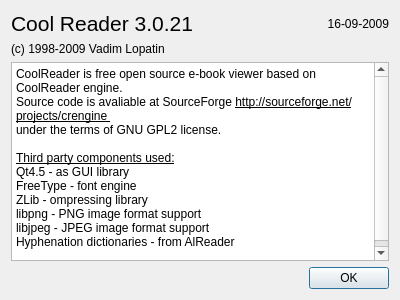
Before: the Qt Designer form trunk/src/aboutdlg.ui in buggins/coolreader, drawn with Qt 5.
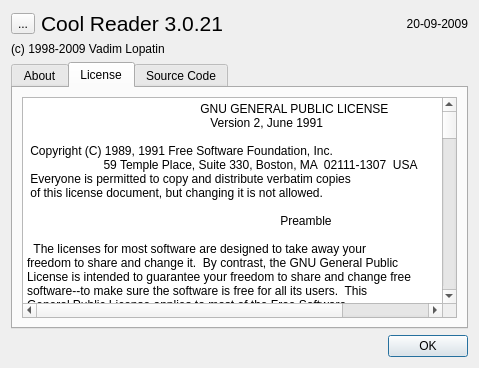
After: the same form once the commit is applied. The open tabs and pages were chosen to show the change. Icons and pictures are not drawn.

The edit to the form file:
```diff
--- a/trunk/src/aboutdlg.ui
+++ b/trunk/src/aboutdlg.ui
@@ -6,8 +6,8 @@
    <rect>
     <x>0</x>
     <y>0</y>
-    <width>400</width>
-    <height>300</height>
+    <width>479</width>
+    <height>368</height>
    </rect>
   </property>
   <property name="windowTitle">
@@ -18,6 +18,17 @@
     <layout class="QVBoxLayout" name="verticalLayout">
      <item>
       <layout class="QHBoxLayout" name="horizontalLayout_2">
+       <item>
+        <widget class="QToolButton" name="btnSite">
+         <property name="text">
+          <string>...</string>
+         </property>
+         <property name="icon">
+          <iconset>
+           <normaloff>:/icons/action/icons/coolreader.png</normaloff>:/icons/action/icons/coolreader.png</iconset>
+         </property>
+        </widget>
+       </item>
        <item>
         <widget class="QLabel" name="label">
          <property name="font">
@@ -33,7 +44,7 @@
        <item>
         <widget class="QLabel" name="label_3">
          <property name="text">
-          <string>16-09-2009</string>
+          <string>20-09-2009</string>
          </property>
          <property name="alignment">
           <set>Qt::AlignRight|Qt::AlignTrailing|Qt::AlignVCenter</set>
@@ -50,14 +61,22 @@
       </widget>
      </item>
      <item>
-      <layout class="QHBoxLayout" name="horizontalLayout_3">
-       <item>
-        <widget class="QTextBrowser" name="textBrowser">
-         <property name="accessibleName">
-          <string>About Cool Reader</string>
-         </property>
-         <property name="html">
-          <string>&lt;!DOCTYPE HTML PUBLIC &quot;-//W3C//DTD HTML 4.0//EN&quot; &quot;http://www.w3.org/TR/REC-html40/strict.dtd&quot;&gt;
+      <widget class="QTabWidget" name="tabWidget">
+       <property name="currentIndex">
+        <number>0</number>
+       </property>
+       <widget class="QWidget" name="tabMain">
+        <attribute name="title">
+         <string>About</string>
+        </attribute>
+        <layout class="QHBoxLayout" name="horizontalLayout">
+         <item>
+          <widget class="QTextBrowser" name="textBrowser">
+           <property name="accessibleName">
+            <string>About Cool Reader</string>
+           </property>
+           <property name="html">
+            <string>&lt;!DOCTYPE HTML PUBLIC &quot;-//W3C//DTD HTML 4.0//EN&quot; &quot;http://www.w3.org/TR/REC-html40/strict.dtd&quot;&gt;
 &lt;html&gt;&lt;head&gt;&lt;meta name=&quot;qrichtext&quot; content=&quot;1&quot; /&gt;&lt;style type=&quot;text/css&quot;&gt;
 p, li { white-space: pre-wrap; }
 &lt;/style&gt;&lt;/head&gt;&lt;body style=&quot; font-family:'MS Shell Dlg 2'; font-size:8.25pt; font-weight:400; font-style:normal;&quot;&gt;
@@ -73,10 +92,341 @@
 &lt;p style=&quot; margin-top:0px; margin-bottom:0px; margin-left:0px; margin-right:0px; -qt-block-indent:0; text-indent:0px;&quot;&gt;&lt;span style=&quot; font-family:'DejaVu Sans'; font-size:9pt;&quot;&gt;libjpeg - JPEG image format support&lt;/span&gt;&lt;/p&gt;
 &lt;p style=&quot; margin-top:0px; margin-bottom:0px; margin-left:0px; margin-right:0px; -qt-block-indent:0; text-indent:0px;&quot;&gt;&lt;span style=&quot; font-family:'DejaVu Sans'; font-size:9pt;&quot;&gt;Hyphenation dictionaries - from AlReader&lt;/span&gt;&lt;/p&gt;
 &lt;p style=&quot;-qt-paragraph-type:empty; margin-top:0px; margin-bottom:0px; margin-left:0px; margin-right:0px; -qt-block-indent:0; text-indent:0px; font-family:'DejaVu Sans'; font-size:9pt;&quot;&gt;&lt;/p&gt;&lt;/body&gt;&lt;/html&gt;</string>
-         </property>
-        </widget>
-       </item>
-      </layout>
+           </property>
+          </widget>
+         </item>
+        </layout>
+       </widget>
+       <widget class="QWidget" name="tabLicense">
+        <attribute name="title">
+         <string>License</string>
+        </attribute>
+        <layout class="QVBoxLayout" name="verticalLayout_3">
+         <item>
+          <widget class="QPlainTextEdit" name="plainTextEdit">
+           <property name="verticalScrollBarPolicy">
+            <enum>Qt::ScrollBarAlwaysOn</enum>
+           </property>
+           <property name="horizontalScrollBarPolicy">
+            <enum>Qt::ScrollBarAsNeeded</enum>
+           </property>
+           <property name="lineWrapMode">
+            <enum>QPlainTextEdit::NoWrap</enum>
+           </property>
+           <property name="plainText">
+            <string>		    GNU GENERAL PUBLIC LICENSE
+		       Version 2, June 1991
+
+ Copyright (C) 1989, 1991 Free Software Foundation, Inc.
+                       59 Temple Place, Suite 330, Boston, MA  02111-1307  USA
+ Everyone is permitted to copy and distribute verbatim copies
+ of this license document, but changing it is not allowed.
+
+			    Preamble
+
+  The licenses for most software are designed to take away your
+freedom to share and change it.  By contrast, the GNU General Public
+License is intended to guarantee your freedom to share and change free
+software--to make sure the software is free for all its users.  This
+General Public License applies to most of the Free Software
+Foundation's software and to any other program whose authors commit to
+using it.  (Some other Free Software Foundation software is covered by
+the GNU Library General Public License instead.)  You can apply it to
+your programs, too.
+
+  When we speak of free software, we are referring to freedom, not
+price.  Our General Public Licenses are designed to make sure that you
+have the freedom to distribute copies of free software (and charge for
+this service if you wish), that you receive source code or can get it
+if you want it, that you can change the software or use pieces of it
+in new free programs; and that you know you can do these things.
+
+  To protect your rights, we need to make restrictions that forbid
+anyone to deny you these rights or to ask you to surrender the rights.
+These restrictions translate to certain responsibilities for you if you
+distribute copies of the software, or if you modify it.
+
+  For example, if you distribute copies of such a program, whether
+gratis or for a fee, you must give the recipients all the rights that
+you have.  You must make sure that they, too, receive or can get the
+source code.  And you must show them these terms so they know their
+rights.
+
+  We protect your rights with two steps: (1) copyright the software, and
+(2) offer you this license which gives you legal permission to copy,
+distribute and/or modify the software.
+
+  Also, for each author's protection and ours, we want to make certain
+that everyone understands that there is no warranty for this free
+software.  If the software is modified by someone else and passed on, we
+want its recipients to know that what they have is not the original, so
+that any problems introduced by others will not reflect on the original
+authors' reputations.
+
+  Finally, any free program is threatened constantly by software
+patents.  We wish to avoid the danger that redistributors of a free
+program will individually obtain patent licenses, in effect making the
+program proprietary.  To prevent this, we have made it clear that any
+patent must be licensed for everyone's free use or not licensed at all.
+
+  The precise terms and conditions for copying, distribution and
+modification follow.
+
+		    GNU GENERAL PUBLIC LICENSE
+   TERMS AND CONDITIONS FOR COPYING, DISTRIBUTION AND MODIFICATION
+
+  0. This License applies to any program or other work which contains
+a notice placed by the copyright holder saying it may be distributed
+under the terms of this General Public License.  The &quot;Program&quot;, below,
+refers to any such program or work, and a &quot;work based on the Program&quot;
+means either the Program or any derivative work under copyright law:
+that is to say, a work containing the Program or a portion of it,
+either verbatim or with modifications and/or translated into another
+language.  (Hereinafter, translation is included without limitation in
+the term &quot;modification&quot;.)  Each licensee is addressed as &quot;you&quot;.
+
+Activities other than copying, distribution and modification are not
+covered by this License; they are outside its scope.  The act of
+running the Program is not restricted, and the output from the Program
+is covered only if its contents constitute a work based on the
+Program (independent of having been made by running the Program).
+Whether that is true depends on what the Program does.
+
+  1. You may copy and distribute verbatim copies of the Program's
+source code as you receive it, in any medium, provided that you
+conspicuously and appropriately publish on each copy an appropriate
+copyright notice and disclaimer of warranty; keep intact all the
+notices that refer to this License and to the absence of any warranty;
+and give any other recipients of the Program a copy of this License
+along with the Program.
+
+You may charge a fee for the physical act of transferring a copy, and
+you may at your option offer warranty protection in exchange for a fee.
+
+  2. You may modify your copy or copies of the Program or any portion
+of it, thus forming a work based on the Program, and copy and
+distribute such modifications or work under the terms of Section 1
+above, provided that you also meet all of these conditions:
+
+    a) You must cause the modified files to carry prominent notices
+    stating that you changed the files and the date of any change.
+
+    b) You must cause any work that you distribute or publish, that in
+    whole or in part contains or is derived from the Program or any
+    part thereof, to be licensed as a whole at no charge to all third
+    parties under the terms of this License.
+
+    c) If the modified program normally reads commands interactively
+    when run, you must cause it, when started running for such
+    interactive use in the most ordinary way, to print or display an
+    announcement including an appropriate copyright notice and a
+    notice that there is no warranty (or else, saying that you provide
+    a warranty) and that users may redistribute the program under
+    these conditions, and telling the user how to view a copy of this
+    License.  (Exception: if the Program itself is interactive but
+    does not normally print such an announcement, your work based on
+    the Program is not required to print an announcement.)
+
+These requirements apply to the modified work as a whole.  If
+identifiable sections of that work are not derived from the Program,
+and can be reasonably considered independent and separate works in
+themselves, then this License, and its terms, do not apply to those
+sections when you distribute them as separate works.  But when you
+distribute the same sections as part of a whole which is a work based
+on the Program, the distribution of the whole must be on the terms of
+this License, whose permissions for other licensees extend to the
+entire whole, and thus to each and every part regardless of who wrote it.
+
+Thus, it is not the intent of this section to claim rights or contest
+your rights to work written entirely by you; rather, the intent is to
+exercise the right to control the distribution of derivative or
+collective works based on the Program.
+
+In addition, mere aggregation of another work not based on the Program
+with the Program (or with a work based on the Program) on a volume of
+a storage or distribution medium does not bring the other work under
+the scope of this License.
+
+  3. You may copy and distribute the Program (or a work based on it,
+under Section 2) in object code or executable form under the terms of
+Sections 1 and 2 above provided that you also do one of the following:
+
+    a) Accompany it with the complete corresponding machine-readable
+    source code, which must be distributed under the terms of Sections
+    1 and 2 above on a medium customarily used for software interchange; or,
+
+    b) Accompany it with a written offer, valid for at least three
+    years, to give any third party, for a charge no more than your
+    cost of physically performing source distribution, a complete
+    machine-readable copy of the corresponding source code, to be
+    distributed under the terms of Sections 1 and 2 above on a medium
+    customarily used for software interchange; or,
+
+    c) Accompany it with the information you received as to the offer
+    to distribute corresponding source code.  (This alternative is
+    allowed only for noncommercial distribution and only if you
+    received the program in object code or executable form with such
+    an offer, in accord with Subsection b above.)
+
+The source code for a work means the preferred form of the work for
+making modifications to it.  For an executable work, complete source
+code means all the source code for all modules it contains, plus any
+associated interface definition files, plus the scripts used to
+control compilation and installation of the executable.  However, as a
+special exception, the source code distributed need not include
+anything that is normally distributed (in either source or binary
+form) with the major components (compiler, kernel, and so on) of the
+operating system on which the executable runs, unless that component
+itself accompanies the executable.
+
+If distribution of executable or object code is made by offering
+access to copy from a designated place, then offering equivalent
+access to copy the source code from the same place counts as
+distribution of the source code, even though third parties are not
+compelled to copy the source along with the object code.
+
+  4. You may not copy, modify, sublicense, or distribute the Program
+except as expressly provided under this License.  Any attempt
+otherwise to copy, modify, sublicense or distribute the Program is
+void, and will automatically terminate your rights under this License.
+However, parties who have received copies, or rights, from you under
+this License will not have their licenses terminated so long as such
+parties remain in full compliance.
+
+  5. You are not required to accept this License, since you have not
+signed it.  However, nothing else grants you permission to modify or
+distribute the Program or its derivative works.  These actions are
+prohibited by law if you do not accept this License.  Therefore, by
+modifying or distributing the Program (or any work based on the
+Program), you indicate your acceptance of this License to do so, and
+all its terms and conditions for copying, distributing or modifying
+the Program or works based on it.
+
+  6. Each time you redistribute the Program (or any work based on the
+Program), the recipient automatically receives a license from the
+original licensor to copy, distribute or modify the Program subject to
+these terms and conditions.  You may not impose any further
+restrictions on the recipients' exercise of the rights granted herein.
+You are not responsible for enforcing compliance by third parties to
+this License.
+
+  7. If, as a consequence of a court judgment or allegation of patent
+infringement or for any other reason (not limited to patent issues),
+conditions are imposed on you (whether by court order, agreement or
+otherwise) that contradict the conditions of this License, they do not
+excuse you from the conditions of this License.  If you cannot
+distribute so as to satisfy simultaneously your obligations under this
+License and any other pertinent obligations, then as a consequence you
+may not distribute the Program at all.  For example, if a patent
+license would not permit royalty-free redistribution of the Program by
+all those who receive copies directly or indirectly through you, then
+the only way you could satisfy both it and this License would be to
+refrain entirely from distribution of the Program.
+
+If any portion of this section is held invalid or unenforceable under
+any particular circumstance, the balance of the section is intended to
+apply and the section as a whole is intended to apply in other
+circumstances.
+
+It is not the purpose of this section to induce you to infringe any
+patents or other property right claims or to contest validity of any
+such claims; this section has the sole purpose of protecting the
+integrity of the free software distribution system, which is
+implemented by public license practices.  Many people have made
+generous contributions to the wide range of software distributed
+through that system in reliance on consistent application of that
+system; it is up to the author/donor to decide if he or she is willing
+to distribute software through any other system and a licensee cannot
+impose that choice.
+
+This section is intended to make thoroughly clear what is believed to
+be a consequence of the rest of this License.
+
+  8. If the distribution and/or use of the Program is restricted in
+certain countries either by patents or by copyrighted interfaces, the
+original copyright holder who places the Program under this License
+may add an explicit geographical distribution limitation excluding
+those countries, so that distribution is permitted only in or among
+countries not thus excluded.  In such case, this License incorporates
+the limitation as if written in the body of this License.
+
+  9. The Free Software Foundation may publish revised and/or new versions
+of the General Public License from time to time.  Such new versions will
+be similar in spirit to the present version, but may differ in detail to
+address new problems or concerns.
+
+Each version is given a distinguishing version number.  If the Program
+specifies a version number of this License which applies to it and &quot;any
+later version&quot;, you have the option of following the terms and conditions
+either of that version or of any later version published by the Free
+Software Foundation.  If the Program does not specify a version number of
+this License, you may choose any version ever published by the Free Software
+Foundation.
+
+  10. If you wish to incorporate parts of the Program into other free
+programs whose distribution conditions are different, write to the author
+to ask for permission.  For software which is copyrighted by the Free
+Software Foundation, write to the Free Software Foundation; we sometimes
+make exceptions for this.  Our decision will be guided by the two goals
+of preserving the free status of all derivatives of our free software and
+of promoting the sharing and reuse of software generally.
+
+			    NO WARRANTY
+
+  11. BECAUSE THE PROGRAM IS LICENSED FREE OF CHARGE, THERE IS NO WARRANTY
+FOR THE PROGRAM, TO THE EXTENT PERMITTED BY APPLICABLE LAW.  EXCEPT WHEN
+OTHERWISE STATED IN WRITING THE COPYRIGHT HOLDERS AND/OR OTHER PARTIES
+PROVIDE THE PROGRAM &quot;AS IS&quot; WITHOUT WARRANTY OF ANY KIND, EITHER EXPRESSED
+OR IMPLIED, INCLUDING, BUT NOT LIMITED TO, THE IMPLIED WARRANTIES OF
+MERCHANTABILITY AND FITNESS FOR A PARTICULAR PURPOSE.  THE ENTIRE RISK AS
+TO THE QUALITY AND PERFORMANCE OF THE PROGRAM IS WITH YOU.  SHOULD THE
+PROGRAM PROVE DEFECTIVE, YOU ASSUME THE COST OF ALL NECESSARY SERVICING,
+REPAIR OR CORRECTION.
+
+  12. IN NO EVENT UNLESS REQUIRED BY APPLICABLE LAW OR AGREED TO IN WRITING
+WILL ANY COPYRIGHT HOLDER, OR ANY OTHER PARTY WHO MAY MODIFY AND/OR
+REDISTRIBUTE THE PROGRAM AS PERMITTED ABOVE, BE LIABLE TO YOU FOR DAMAGES,
+INCLUDING ANY GENERAL, SPECIAL, INCIDENTAL OR CONSEQUENTIAL DAMAGES ARISING
+OUT OF THE USE OR INABILITY TO USE THE PROGRAM (INCLUDING BUT NOT LIMITED
+TO LOSS OF DATA OR DATA BEING RENDERED INACCURATE OR LOSSES SUSTAINED BY
+YOU OR THIRD PARTIES OR A FAILURE OF THE PROGRAM TO OPERATE WITH ANY OTHER
+PROGRAMS), EVEN IF SUCH HOLDER OR OTHER PARTY HAS BEEN ADVISED OF THE
+POSSIBILITY OF SUCH DAMAGES.
+
+		     END OF TERMS AND CONDITIONS
+</string>
+           </property>
+          </widget>
+         </item>
+        </layout>
+       </widget>
+       <widget class="QWidget" name="tab">
+        <attribute name="title">
+         <string>Source Code</string>
+        </attribute>
+        <layout class="QVBoxLayout" name="verticalLayout_4">
+         <item>
+          <widget class="QPlainTextEdit" name="plainTextEdit_2">
+           <property name="lineWrapMode">
+            <enum>QPlainTextEdit::NoWrap</enum>
+           </property>
+           <property name="plainText">
+            <string>Source code may be downloaded from sourceforge crengine project page.
+
+Latest source code is available from CVS:
+cvs -z3 -d:pserver:anonymous@crengine.cvs.sourceforge.net:/cvsroot/crengine co -P cr3qt
+cd cr3qt
+cvs -z3 -d:pserver:anonymous@crengine.cvs.sourceforge.net:/cvsroot/crengine co -P crengine
+cvs -z3 -d:pserver:anonymous@crengine.cvs.sourceforge.net:/cvsroot/tinydict co -P tinydict</string>
+           </property>
+          </widget>
+         </item>
+        </layout>
+       </widget>
+      </widget>
+     </item>
+     <item>
+      <layout class="QHBoxLayout" name="horizontalLayout_3"/>
      </item>
     </layout>
    </item>
```
